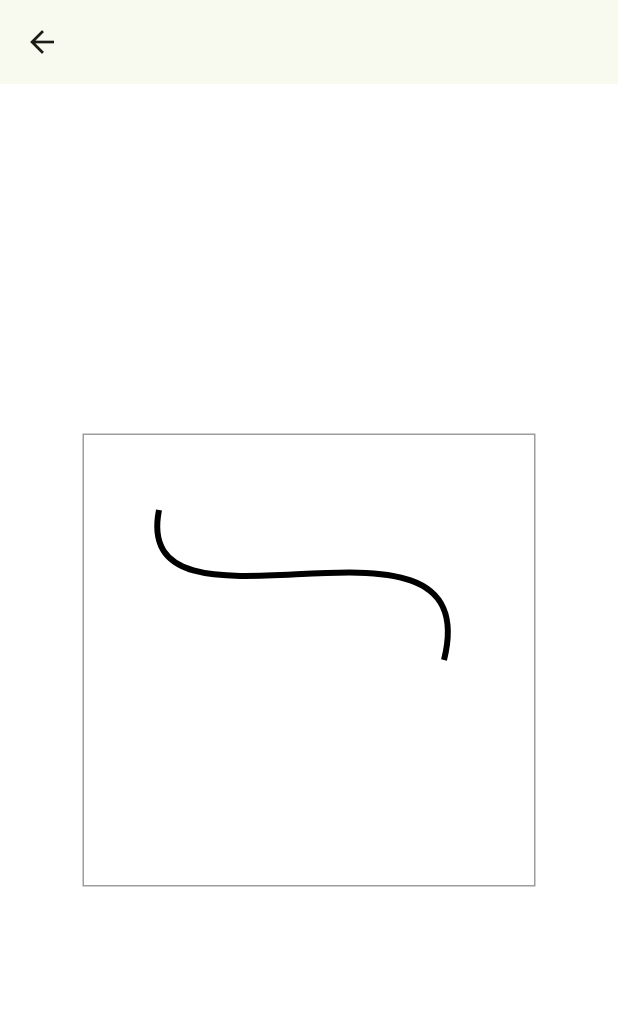
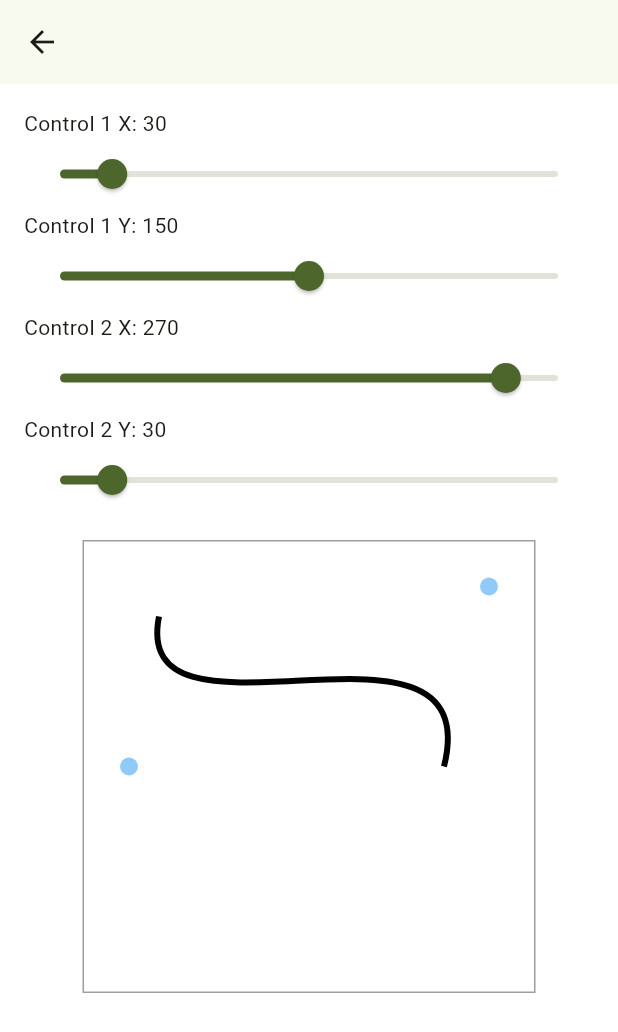
Before and after one commit to 2023095/Mobile-Programming, a Flutter app: the screen it shows after launch, after a tap on "9. Painting", on a phone screen of 412 x 824 dp. Shown: the top 1032 px of the screen. Run offline on Flutter 3.47's test engine with Material 3 defaults, Android fonts, the phone set to English and light mode, and no system bars; our stand-ins replace drift, drift_flutter, firebase_auth, firebase_core, get_it, shared_preferences; accounts and stored records are empty; generated files the repository leaves out were written again.

Commit message:
bezier curves

```diff
--- a/lib/ui/demos/9_painting/painting_demo.dart
+++ b/lib/ui/demos/9_painting/painting_demo.dart
@@ -13,50 +13,119 @@ class PaintingDemo extends StatefulWidget {
 }
 
 class _PaintingDemoState extends State<PaintingDemo> {
+  double _control1x = 30.0;
+  double _control1y = 150.0;
+  double _control2x = 270.0;
+  double _control2y = 30.0;
+
   @override
   Widget build(BuildContext context) {
     return Scaffold(
       backgroundColor: Colors.white,
       appBar: AppBar(),
-      // body: Center(
-      //   child: Container(
-      //     // color: Colors.cyan,
-      //     child: ProgressBar(
-      //       barColor: Colors.blue,
-      //       thumbColor: Colors.red,
-      //       thumbSize: 20.0,
-      //     ),
-      //   ),
-      // ),
-      body: Center(
-        child: Container(
-          decoration: BoxDecoration(border: Border.all(color: Colors.grey)),
-          child: CustomPaint(size: Size(300, 300), painter: MyPainter()),
+      body: Padding(
+        padding: const EdgeInsets.all(16.0),
+        child: Column(
+          children: [
+            Expanded(
+              flex: 0,
+              child: Column(
+                children: [
+                  _buildSlider(
+                    label: 'Control 1 X',
+                    value: _control1x,
+                    onChanged: (value) => setState(() => _control1x = value),
+                  ),
+                  _buildSlider(
+                    label: 'Control 1 Y',
+                    value: _control1y,
+                    onChanged: (value) => setState(() => _control1y = value),
+                  ),
+                  _buildSlider(
+                    label: 'Control 2 X',
+                    value: _control2x,
+                    onChanged: (value) => setState(() => _control2x = value),
+                  ),
+                  _buildSlider(
+                    label: 'Control 2 Y',
+                    value: _control2y,
+                    onChanged: (value) => setState(() => _control2y = value),
+                  ),
+                ],
+              ),
+            ),
+            const SizedBox(height: 16.0),
+            Center(
+              child: Container(
+                decoration: BoxDecoration(border: Border.all(color: Colors.grey)),
+                child: CustomPaint(
+                  size: const Size(300, 300),
+                  painter: MyPainter(
+                    control1: Offset(_control1x, _control1y),
+                    control2: Offset(_control2x, _control2y),
+                  ),
+                ),
+              ),
+            ),
+          ],
         ),
       ),
+    );
+  }
+
+  Widget _buildSlider({
+    required String label,
+    required double value,
+    required ValueChanged<double> onChanged,
+  }) {
+    return Column(
+      crossAxisAlignment: CrossAxisAlignment.start,
+      children: [
+        Text('$label: ${value.toStringAsFixed(0)}'),
+        Slider(
+          value: value,
+          min: 0,
+          max: 300,
+          divisions: 300,
+          label: value.toStringAsFixed(0),
+          onChanged: onChanged,
+        ),
+      ],
     );
   }
 }
 
 class MyPainter extends CustomPainter {
+  MyPainter({
+    required this.control1,
+    required this.control2,
+  });
+
+  final Offset control1;
+  final Offset control2;
+
   @override
   void paint(Canvas canvas, Size size) {
     final path = Path()
       ..moveTo(50, 50)
-      //..lineTo(200, 200)
-      //..quadraticBezierTo(30, 150, 150, 100)
-      //..quadraticBezierTo(250, 60, 240, 150);
-      ..cubicTo(30, 150, 270, 30, 240, 150);
+      ..cubicTo(control1.dx, control1.dy, control2.dx, control2.dy, 240, 150);
+
     final paint = Paint()
       ..color = Colors.black
       ..style = PaintingStyle.stroke
       ..strokeWidth = 4;
     canvas.drawPath(path, paint);
+
+    final debugPaint = Paint()
+      ..color = Colors.blue.withOpacity(0.5)
+      ..style = PaintingStyle.fill;
+    canvas.drawCircle(control1, 6.0, debugPaint);
+    canvas.drawCircle(control2, 6.0, debugPaint);
   }
 
   @override
-  bool shouldRepaint(CustomPainter old) {
-    return false;
+  bool shouldRepaint(covariant MyPainter old) {
+    return old.control1 != control1 || old.control2 != control2;
   }
 }
 
```
